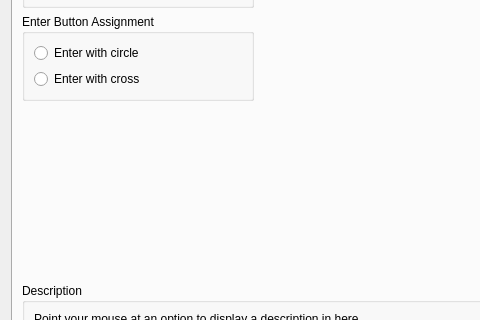
Above: rpcs3/rpcs3qt/settings_dialog.ui from RPCS3/rpcs3 before the change; both pictures show x 0 to 480 and y 170 to 490 of the 752 by 600 pixel window. Below: the same form after it.
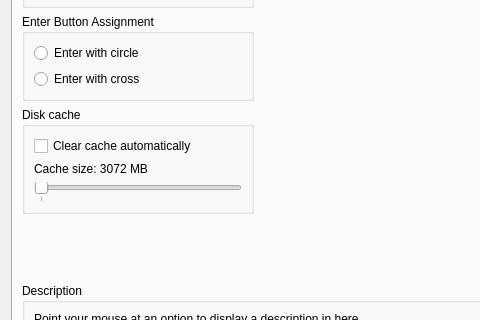
That is the form after the change. The open tabs and pages were chosen to show the change. Icons and pictures are not drawn.

Commit message: Add disk cache to UI

What changed in the file:
```diff
--- a/rpcs3/rpcs3qt/settings_dialog.ui
+++ b/rpcs3/rpcs3qt/settings_dialog.ui
@@ -1149,6 +1149,55 @@
          </item>
         </layout>
        </item>
+       <item>
+        <layout class="QHBoxLayout" name="horizontalLayout_18" stretch="1,1,1">
+         <item>
+          <widget class="QGroupBox" name="gb_DiskCacheClearing">
+           <property name="title">
+            <string>Disk cache</string>
+           </property>
+           <layout class="QVBoxLayout" name="verticalLayout_73">
+            <item>
+             <widget class="QCheckBox" name="enableCacheClearing">
+              <property name="text">
+               <string>Clear cache automatically</string>
+              </property>
+             </widget>
+            </item>
+            <item>
+             <widget class="QLabel" name="maximumCacheSizeLabel">
+              <property name="text">
+               <string>Cache size: 3072 MB</string>
+              </property>
+             </widget>
+            </item>
+            <item>
+             <widget class="QSlider" name="maximumCacheSize">
+              <property name="pageStep">
+               <number>512</number>
+              </property>
+              <property name="orientation">
+               <enum>Qt::Horizontal</enum>
+              </property>
+              <property name="tickPosition">
+               <enum>QSlider::TicksBelow</enum>
+              </property>
+              <property name="tickInterval">
+               <number>1024</number>
+              </property>
+             </widget>
+            </item>
+           </layout>
+          </widget>
+         </item>
+         <item>
+          <widget class="QWidget" name="widget_14" native="true"/>
+         </item>
+         <item>
+          <widget class="QWidget" name="widget_15" native="true"/>
+         </item>
+        </layout>
+       </item>
        <item>
         <spacer name="verticalSpacer_8">
          <property name="orientation">
```
The commit also changes 3 other files.
